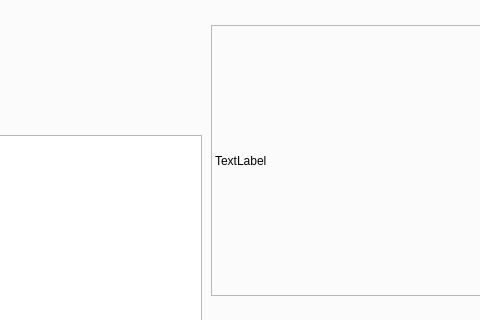
This is QT/mainwindow.ui in nsidaris/GitGood as Qt 5 draws it before an edit; both pictures show x 313 to 793 and y 244 to 564 of the 1152 by 740 pixel window. The edited form follows.
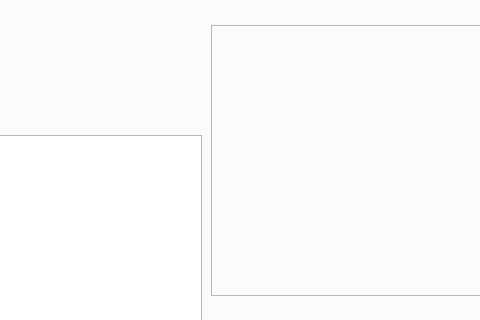
This is the edited form. The open tabs and pages were chosen to show the change. Icons and pictures are not drawn.

```diff
--- a/QT/mainwindow.ui
+++ b/QT/mainwindow.ui
@@ -353,7 +353,7 @@
            <enum>QFrame::StyledPanel</enum>
           </property>
           <property name="text">
-           <string>TextLabel</string>
+           <string/>
           </property>
           <property name="scaledContents">
            <bool>true</bool>
```
Left out of the diff: 2 changed lines with no effect on the pictures.
